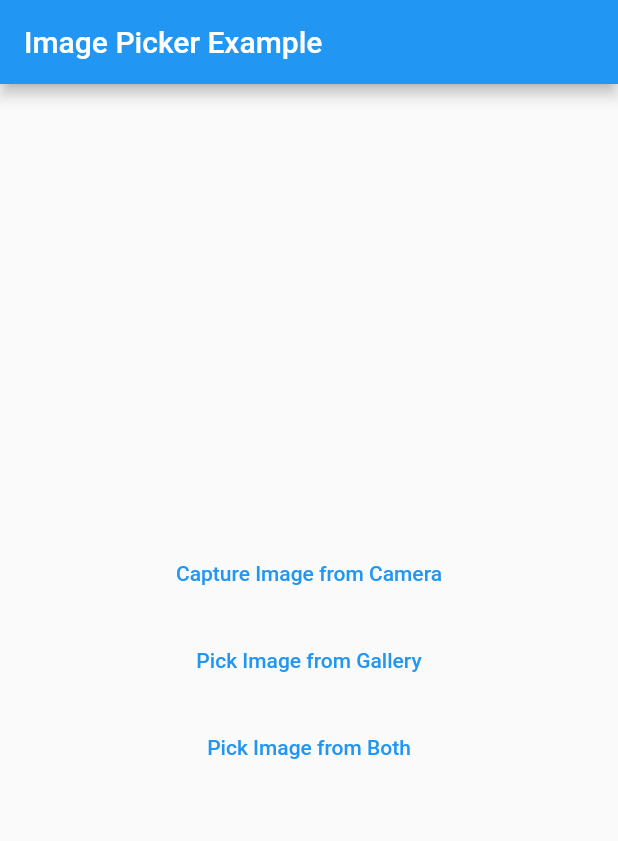
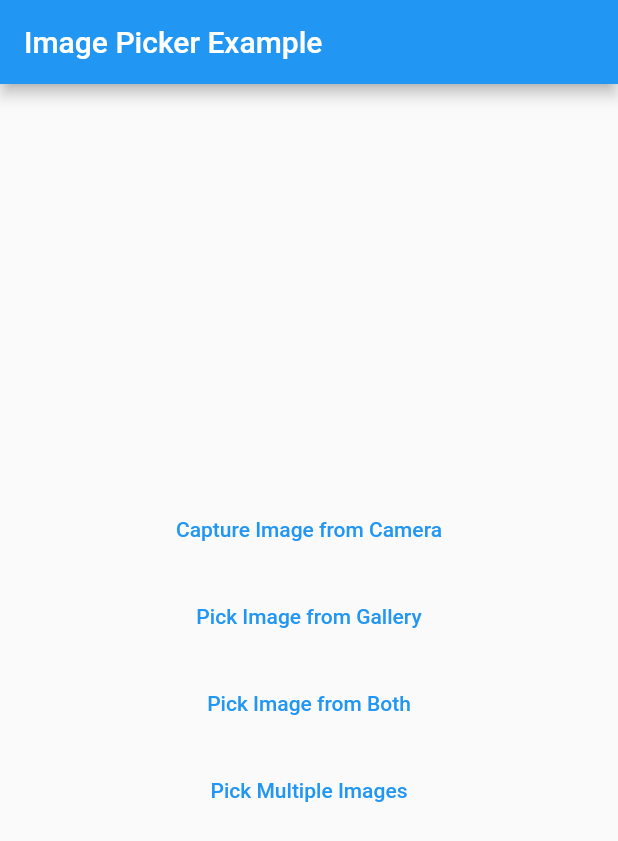
Before and after one commit to Hpaneru/camera_gallery_image_picker, a Flutter app: the screen it shows after launch, on a phone screen of 412 x 824 dp. Shown: the top 841 px of the screen. Run offline on Flutter 3.47's test engine with Material 2 defaults, Android fonts, the phone set to English and light mode, and no system bars; our stand-ins replace image_picker.

Commit message:
feat: multi image picker feature implemented

```diff
--- a/example/lib/main.dart
+++ b/example/lib/main.dart
@@ -33,6 +33,8 @@ class CameraGalleryImagePickerExample extends StatefulWidget {
 class _CameraGalleryImagePickerState
     extends State<CameraGalleryImagePickerExample> {
   File? _imageFile;
+  List<File> _multipleImageFiles = [];
+
   @override
   Widget build(BuildContext context) {
     return Scaffold(
@@ -48,6 +50,26 @@ class _CameraGalleryImagePickerState
               Image.file(
                 _imageFile!,
                 height: 200,
+              ),
+              const SizedBox(height: 20)
+            ],
+            if (_multipleImageFiles.isNotEmpty) ...[
+              SingleChildScrollView(
+                scrollDirection: Axis.horizontal,
+                child: Row(
+                  mainAxisAlignment: MainAxisAlignment.center,
+                  children: _multipleImageFiles
+                      .map(
+                        (File file) => Padding(
+                          padding: const EdgeInsets.all(8.0),
+                          child: Image.file(
+                            file,
+                            height: 100,
+                          ),
+                        ),
+                      )
+                      .toList(),
+                ),
               ),
               const SizedBox(height: 20)
             ],
@@ -89,6 +111,17 @@ class _CameraGalleryImagePickerState
                 'Pick Image from Both',
               ),
             ),
+            const SizedBox(height: 10),
+            TextButton(
+              onPressed: () async {
+                _multipleImageFiles =
+                    await CameraGalleryImagePicker.pickMultiImage();
+                setState(() {});
+              },
+              child: const Text(
+                'Pick Multiple Images',
+              ),
+            ),
           ],
         ),
       ),
--- a/lib/src/cameragalleryimagepicker.dart
+++ b/lib/src/cameragalleryimagepicker.dart
@@ -129,4 +129,27 @@ class CameraGalleryImagePicker {
         );
     }
   }
+
+  static Future<List<File>> pickMultiImage({
+    double? maxWidth,
+    double? maxHeight,
+    int? imageQuality,
+  }) async {
+    assert(imageQuality == null || (imageQuality >= 0 && imageQuality <= 100));
+
+    if (maxWidth != null && maxWidth < 0) {
+      throw ArgumentError.value(maxWidth, 'maxWidth cannot be negative');
+    }
+
+    if (maxHeight != null && maxHeight < 0) {
+      throw ArgumentError.value(maxHeight, 'maxHeight cannot be negative');
+    }
+
+    List<XFile>? pickedMultipleImages = await ImagePicker().pickMultiImage(
+      maxWidth: maxWidth,
+      maxHeight: maxHeight,
+      imageQuality: imageQuality,
+    );
+    return pickedMultipleImages.map((e) => File(e.path)).toList();
+  }
 }
```
Also changed, not shown: 1 other file.
